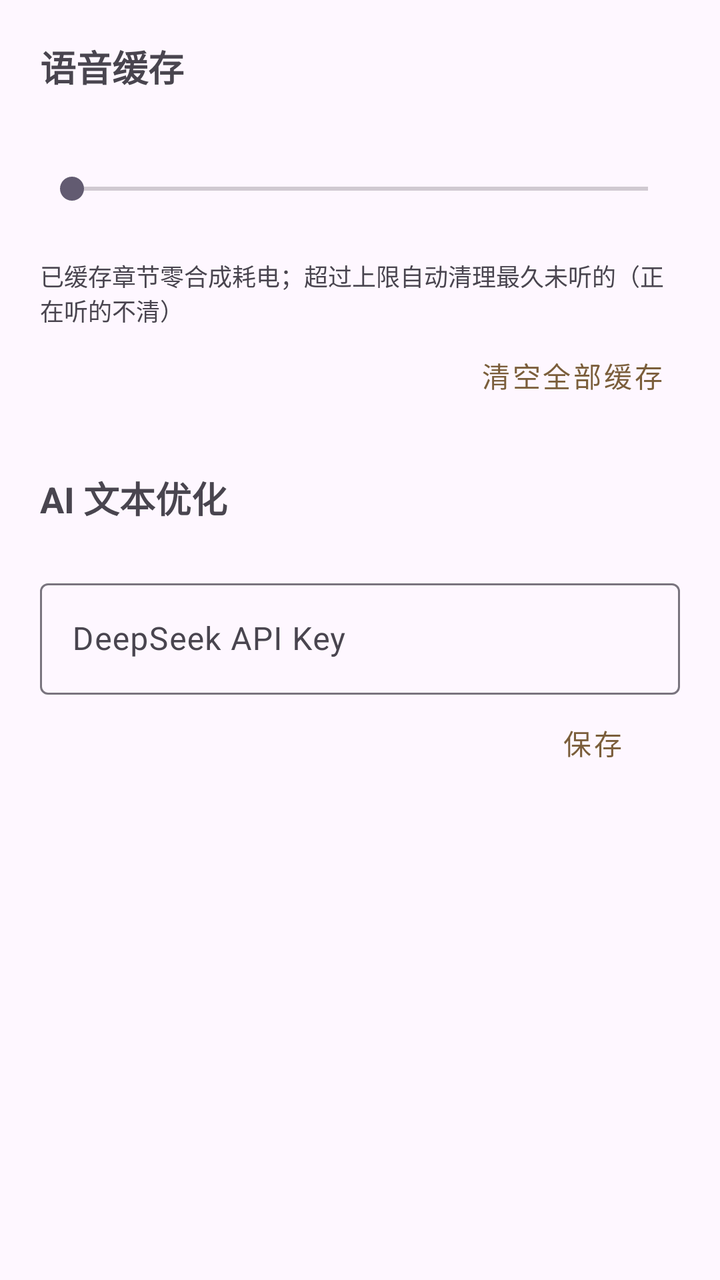
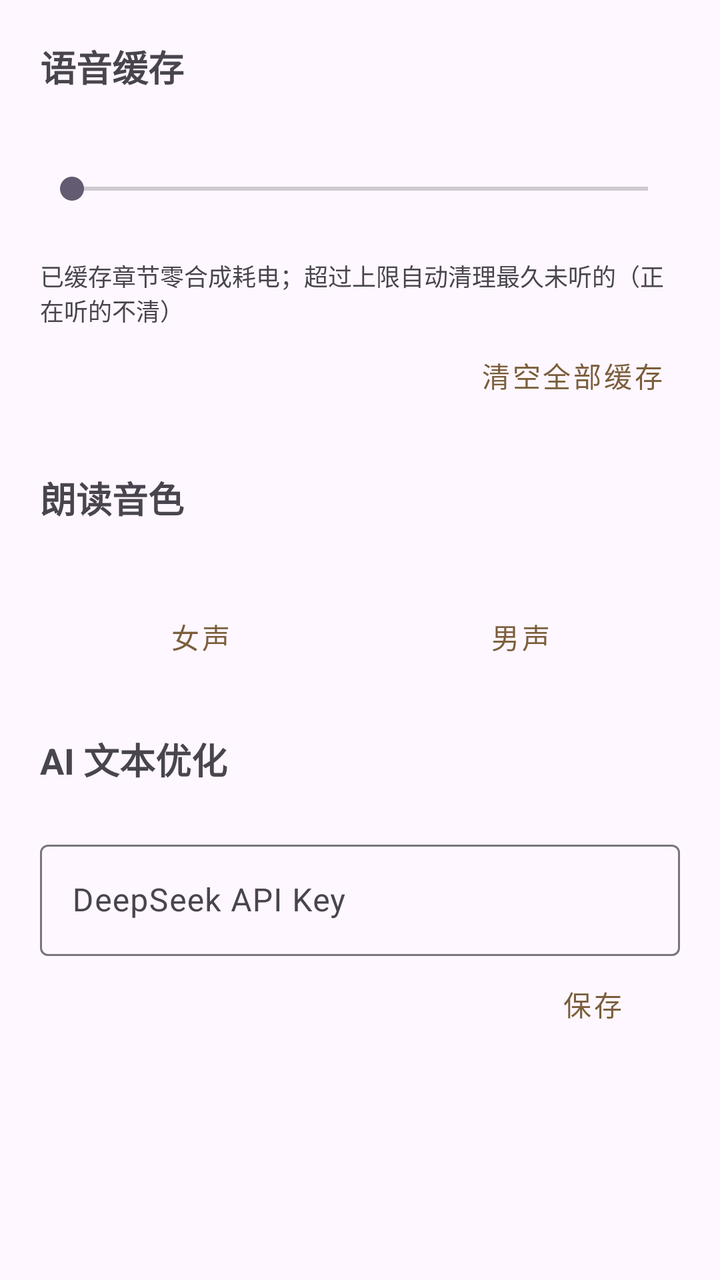

Screens rendered from an Android XML layout before and after an edit, with the pre-edit source and the edit as a unified diff.
<!-- AndroidManifest.xml: application theme Theme.EarBook -->
<!-- res/layout/activity_settings.xml -->
<?xml version="1.0" encoding="utf-8"?>
<ScrollView xmlns:android="http://schemas.android.com/apk/res/android"
    android:layout_width="match_parent"
    android:layout_height="match_parent">

    <LinearLayout
        android:layout_width="match_parent"
        android:layout_height="wrap_content"
        android:orientation="vertical"
        android:padding="20dp">

        
        <TextView
            android:layout_width="wrap_content"
            android:layout_height="wrap_content"
            android:text="语音缓存"
            android:textSize="18sp"
            android:textStyle="bold" />

        <TextView
            android:id="@+id/tv_cache_status"
            android:layout_width="match_parent"
            android:layout_height="wrap_content"
            android:layout_marginTop="8dp"
            android:textSize="14sp" />

        <SeekBar
            android:id="@+id/sb_cache_limit"
            android:layout_width="match_parent"
            android:layout_height="wrap_content"
            android:layout_marginTop="12dp"
            android:max="200" />

        <TextView
            android:id="@+id/tv_cache_limit"
            android:layout_width="match_parent"
            android:layout_height="wrap_content"
            android:gravity="center"
            android:textSize="13sp" />

        <TextView
            android:layout_width="match_parent"
            android:layout_height="wrap_content"
            android:layout_marginTop="8dp"
            android:text="已缓存章节零合成耗电；超过上限自动清理最久未听的（正在听的不清）"
            android:textSize="12sp"
            android:textColor="?android:attr/textColorSecondary" />

        <Button
            android:id="@+id/btn_clear_cache"
            style="@style/Widget.MaterialComponents.Button.TextButton"
            android:layout_width="wrap_content"
            android:layout_height="wrap_content"
            android:layout_gravity="end"
            android:text="清空全部缓存" />

        
        <TextView
            android:layout_width="wrap_content"
            android:layout_height="wrap_content"
            android:layout_marginTop="24dp"
            android:text="AI 文本优化"
            android:textSize="18sp"
            android:textStyle="bold" />

        <TextView
            android:id="@+id/tv_api_key_hint"
            android:layout_width="match_parent"
            android:layout_height="wrap_content"
            android:layout_marginTop="8dp"
            android:textSize="12sp"
            android:textColor="?android:attr/textColorSecondary" />

        <com.google.android.material.textfield.TextInputLayout
            android:layout_width="match_parent"
            android:layout_height="wrap_content"
            android:hint="DeepSeek API Key">

            <com.google.android.material.textfield.TextInputEditText
                android:id="@+id/et_api_key"
                android:layout_width="match_parent"
                android:layout_height="wrap_content"
                android:inputType="textPassword"
                android:maxLines="1" />
        </com.google.android.material.textfield.TextInputLayout>

        <Button
            android:id="@+id/btn_save_api_key"
            style="@style/Widget.MaterialComponents.Button.TextButton"
            android:layout_width="wrap_content"
            android:layout_height="wrap_content"
            android:layout_gravity="end"
            android:text="保存" />

    </LinearLayout>
</ScrollView>
<!-- resources referenced by this layout -->
<resources>
  <style name="Theme.EarBook" parent="Theme.Material3.DayNight">
          <item name="colorPrimary">@color/primary</item>
          <item name="colorOnPrimary">@android:color/white</item>
          <item name="colorPrimaryContainer">@color/primary_container</item>
          <item name="colorOnPrimaryContainer">@color/on_primary_container</item>
          <item name="android:statusBarColor">?attr/colorSurface</item>
      </style>
  <color name="primary">#7B5E3B</color>
  <color name="primary_container">#F0E2CE</color>
  <color name="on_primary_container">#3E2E17</color>
</resources>

<!-- the commit's change to res/layout/activity_settings.xml (unified diff, before → after) -->
@@ -59,6 +59,46 @@
             android:layout_width="wrap_content"
             android:layout_height="wrap_content"
             android:layout_marginTop="24dp"
+            android:text="朗读音色"
+            android:textSize="18sp"
+            android:textStyle="bold" />
+
+        <TextView
+            android:id="@+id/tv_voice_hint"
+            android:layout_width="match_parent"
+            android:layout_height="wrap_content"
+            android:layout_marginTop="8dp"
+            android:textSize="12sp"
+            android:textColor="?android:attr/textColorSecondary" />
+
+        <LinearLayout
+            android:layout_width="match_parent"
+            android:layout_height="wrap_content"
+            android:layout_marginTop="8dp"
+            android:orientation="horizontal">
+
+            <Button
+                android:id="@+id/btn_voice_female"
+                style="@style/Widget.MaterialComponents.Button.TextButton"
+                android:layout_width="0dp"
+                android:layout_height="wrap_content"
+                android:layout_weight="1"
+                android:text="女声" />
+
+            <Button
+                android:id="@+id/btn_voice_male"
+                style="@style/Widget.MaterialComponents.Button.TextButton"
+                android:layout_width="0dp"
+                android:layout_height="wrap_content"
+                android:layout_weight="1"
+                android:text="男声" />
+        </LinearLayout>
+
+        
+        <TextView
+            android:layout_width="wrap_content"
+            android:layout_height="wrap_content"
+            android:layout_marginTop="24dp"
             android:text="AI 文本优化"
             android:textSize="18sp"
             android:textStyle="bold" />
